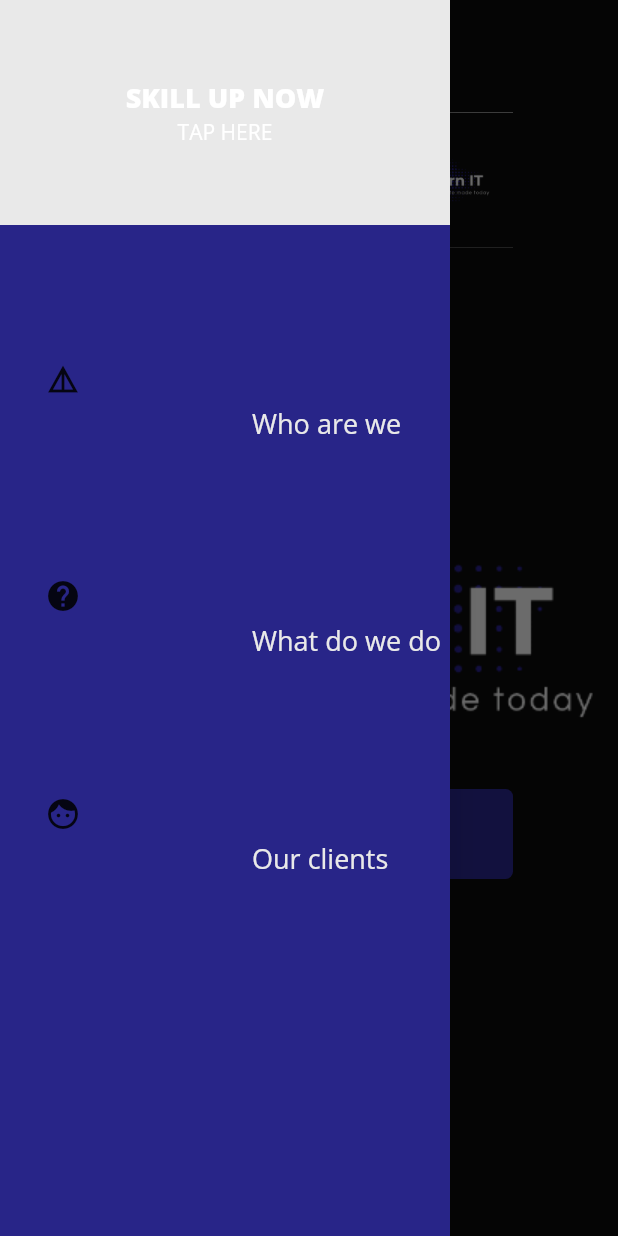
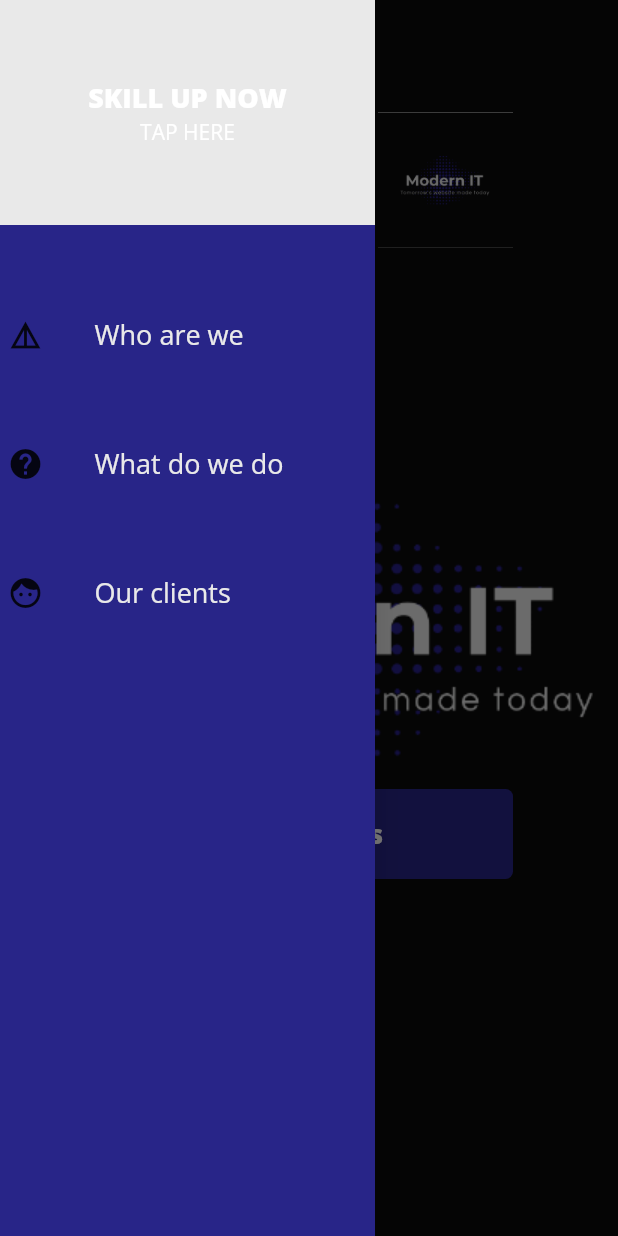
Before and after one commit to rokasltu/csp_test, a Flutter app: the screen it shows after launch, with the side drawer open, on a phone screen of 412 x 824 dp. Run offline on Flutter 3.47's test engine with Material 2 defaults, Android fonts, the phone set to English and light mode, and no system bars; our stand-ins replace get_it, provider_architecture, responsive_builder; missing offline and left inert: dart:html.

Commit message:
mobile meniu adjusted

```diff
--- a/lib/ui/widgets/navigation_bar/navbar_item/navbar_item_mobile.dart
+++ b/lib/ui/widgets/navigation_bar/navbar_item/navbar_item_mobile.dart
@@ -6,13 +6,11 @@ class NavBarItemMobile extends ProviderWidget<NavBarItemModel> {
   @override
   Widget build(BuildContext context, NavBarItemModel model) {
     return Padding(
-      padding: const EdgeInsets.only(left: 30, top: 60),
+      padding: const EdgeInsets.only(left: 5, top: 1),
       child: Row(
         children: <Widget>[
           Icon(model.iconData),
-          SizedBox(
-            width: 30,
-          ),
+
           Text(
             model.title,
             style: TextStyle(fontSize: 18),
--- a/lib/ui/widgets/navigation_drawer/drawer_item.dart
+++ b/lib/ui/widgets/navigation_drawer/drawer_item.dart
@@ -10,12 +10,12 @@ class DrawerItem extends StatelessWidget {
   @override
   Widget build(BuildContext context) {
     return Padding(
-      padding: const EdgeInsets.only(left: 30, top: 60),
+      padding: const EdgeInsets.only(left: 5, top: 60),
       child: Row(
         children: [
           Icon(icon),
           SizedBox(
-            width: 30,
+            width: 5,
           ),
           NavBarItem(title, navigationPath)
         ],
--- a/lib/ui/widgets/navigation_drawer/navigation_drawer.dart
+++ b/lib/ui/widgets/navigation_drawer/navigation_drawer.dart
@@ -9,7 +9,7 @@ class NavigationDrawer extends StatelessWidget {
   @override
   Widget build(BuildContext context) {
     return Container(
-      width: 300,
+      width: 250,
       decoration: BoxDecoration(
         color: bodyColor,
         boxShadow: [
```
